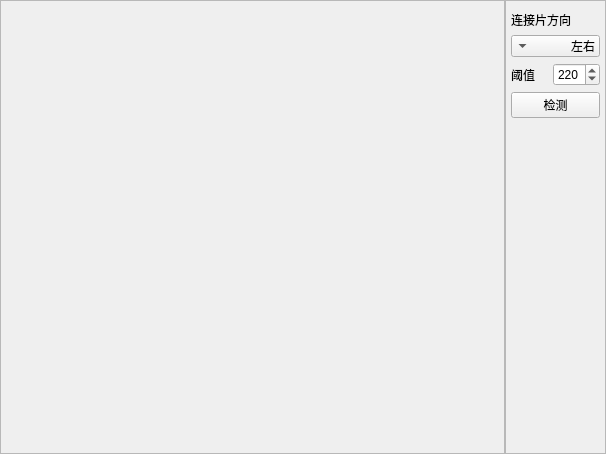
First picture: the form in pluginapp/EchoPlugin/obverseSide/cgetcustrapposwidget.ui, repository wondron/frameTest, before the edit.
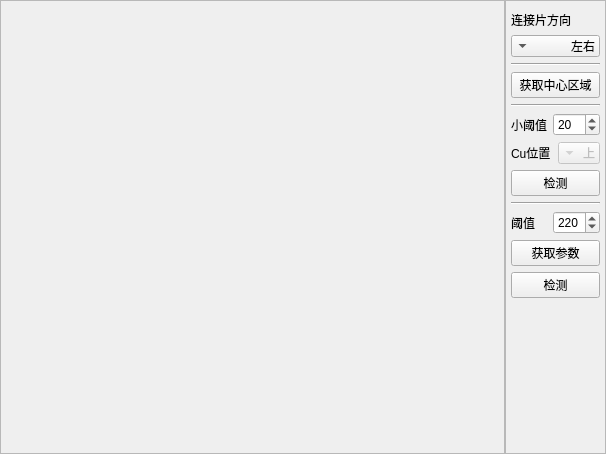
Second picture: the form after the edit.

```diff
--- a/pluginapp/EchoPlugin/obverseSide/cgetcustrapposwidget.ui
+++ b/pluginapp/EchoPlugin/obverseSide/cgetcustrapposwidget.ui
@@ -122,6 +122,112 @@
         </item>
        </widget>
       </item>
+      <item>
+       <widget class="Line" name="line">
+        <property name="orientation">
+         <enum>Qt::Horizontal</enum>
+        </property>
+       </widget>
+      </item>
+      <item>
+       <widget class="QPushButton" name="btn_getMidRegion">
+        <property name="text">
+         <string>获取中心区域</string>
+        </property>
+       </widget>
+      </item>
+      <item>
+       <widget class="Line" name="line_2">
+        <property name="orientation">
+         <enum>Qt::Horizontal</enum>
+        </property>
+       </widget>
+      </item>
+      <item>
+       <layout class="QHBoxLayout" name="horizontalLayout_4">
+        <property name="topMargin">
+         <number>0</number>
+        </property>
+        <item>
+         <widget class="QLabel" name="label_3">
+          <property name="text">
+           <string>小阈值</string>
+          </property>
+         </widget>
+        </item>
+        <item>
+         <widget class="QSpinBox" name="spin_minthre">
+          <property name="maximum">
+           <number>255</number>
+          </property>
+          <property name="value">
+           <number>20</number>
+          </property>
+         </widget>
+        </item>
+       </layout>
+      </item>
+      <item>
+       <layout class="QHBoxLayout" name="horizontalLayout_5">
+        <property name="topMargin">
+         <number>0</number>
+        </property>
+        <item>
+         <widget class="QLabel" name="label_4">
+          <property name="text">
+           <string>Cu位置</string>
+          </property>
+         </widget>
+        </item>
+        <item>
+         <widget class="QComboBox" name="cmb_cuPos">
+          <property name="enabled">
+           <bool>false</bool>
+          </property>
+          <property name="layoutDirection">
+           <enum>Qt::RightToLeft</enum>
+          </property>
+          <property name="currentIndex">
+           <number>0</number>
+          </property>
+          <item>
+           <property name="text">
+            <string>上</string>
+           </property>
+          </item>
+          <item>
+           <property name="text">
+            <string>下</string>
+           </property>
+          </item>
+          <item>
+           <property name="text">
+            <string>左</string>
+           </property>
+          </item>
+          <item>
+           <property name="text">
+            <string>右</string>
+           </property>
+          </item>
+         </widget>
+        </item>
+       </layout>
+      </item>
+      <item>
+       <widget class="QPushButton" name="btn_getCuPos">
+        <property name="text">
+         <string>检测</string>
+        </property>
+       </widget>
+      </item>
+      <item>
+       <widget class="Line" name="line_3">
+        <property name="orientation">
+         <enum>Qt::Horizontal</enum>
+        </property>
+       </widget>
+      </item>
       <item>
        <layout class="QHBoxLayout" name="horizontalLayout_3">
         <property name="topMargin">
@@ -146,6 +252,13 @@
         </item>
        </layout>
       </item>
+      <item>
+       <widget class="QPushButton" name="btn_pamRead">
+        <property name="text">
+         <string>获取参数</string>
+        </property>
+       </widget>
+      </item>
       <item>
        <widget class="QPushButton" name="btn_detect">
         <property name="text">
```
